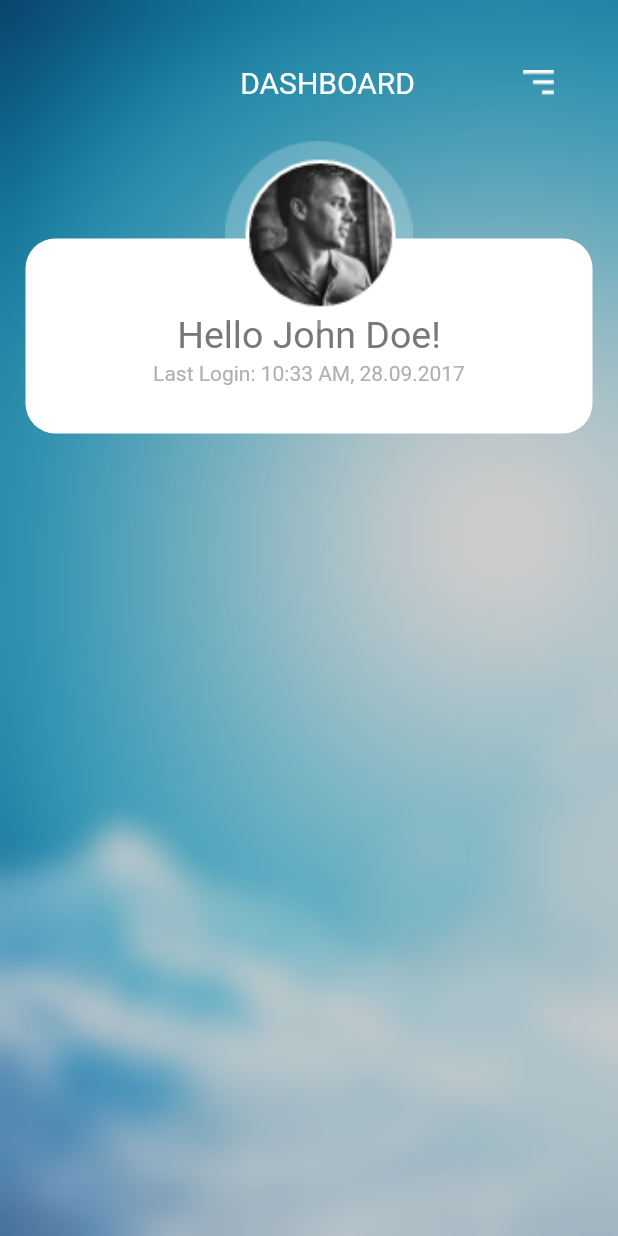
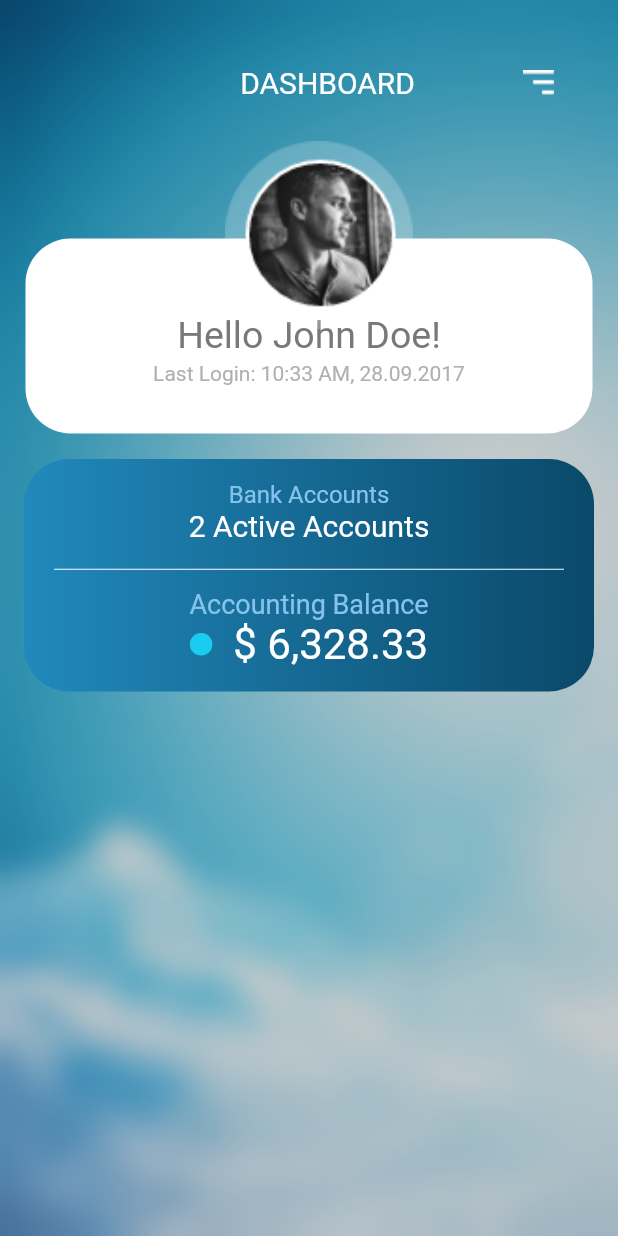
Before and after one commit to aya-hasoneh/bank-system, a Flutter app: the HomePage screen opened directly, on a phone screen of 412 x 824 dp. Run offline on Flutter 3.47's test engine with Material 2 defaults, Android fonts, the light colour scheme and no system bars.

Commit message:
home page

```diff
--- a/lib/screens/home/home_screen.dart
+++ b/lib/screens/home/home_screen.dart
@@ -26,24 +26,27 @@ class HomePage extends StatelessWidget {
                       Padding(
                         padding:
                             const EdgeInsets.only(top: 80, left: 17, right: 17),
-
                         child: Container(
                           height: 130,
                           width: 380,
                           decoration: BoxDecoration(
                               color: Colors.white,
-                              borderRadius: BorderRadius.circular(20)),
-
-                          child: Column(
-                            children: const [
-                              SizedBox(height: 50,),
+                              borderRadius: BorderRadius.circular(30)),
+                          child: Column(children: const [
+                            SizedBox(
+                              height: 50,
+                            ),
                             Text(
                               "Hello John Doe!",
-                              style: TextStyle(fontSize: 25,color: Color(0xff777879)),
+                              style: TextStyle(
+                                  fontSize: 25, color: Color(0xff777879)),
                             ),
                             Padding(
                               padding: EdgeInsets.only(top: 3),
-                              child: Text("Last Login: 10:33 AM, 28.09.2017",style: TextStyle(color: Color(0xffAEB1B3)),),
+                              child: Text(
+                                "Last Login: 10:33 AM, 28.09.2017",
+                                style: TextStyle(color: Color(0xffAEB1B3)),
+                              ),
                             ),
                           ]),
                         ),
@@ -59,6 +62,68 @@ class HomePage extends StatelessWidget {
                   ),
                 ],
               ),
+              const SizedBox(
+                height: 17,
+              ),
+              Container(
+                height: 155,
+                width: 380,
+                decoration: BoxDecoration(
+                    gradient: const LinearGradient(
+                        colors: [Color(0xff2189BC), Color(0xff0A496A)]),
+                    borderRadius: BorderRadius.circular(30)),
+                child: Padding(
+                  padding: const EdgeInsets.only(top: 14),
+                  child: Column(
+                    children:  [
+                    const  Text(
+                        "Bank Accounts",
+                        style:
+                            TextStyle(color: Color(0xff85C3EC), fontSize: 16),
+                      ),
+                   const   Text(
+                        "2 Active Accounts",
+                        style: TextStyle(color: Colors.white, fontSize: 20),
+                      ),
+                     const Padding(
+                        padding: EdgeInsets.only(top: 15,left: 20,right: 20),
+                        child: Divider(height: 5,color: Colors.white,),
+                      ),
+                     const  Padding(
+                         padding: EdgeInsets.only(top: 10),
+                         child: Text(
+                          "Accounting Balance",
+                          style:
+                              TextStyle(color: Color(0xff85C3EC), fontSize: 18),
+                      ),
+
+
+                       ),
+
+                  Row(mainAxisAlignment: MainAxisAlignment.center,
+
+                    children:  [
+                    Container(
+      width: 15,
+      height: 15,
+      decoration: const BoxDecoration(
+        color: Color(0xff1ACDF0),
+        shape: BoxShape.circle,
+      ),),
+      const SizedBox(width: 14,),
+
+                 const   Text(
+                           "\$ 6,328.33",
+                          style: TextStyle(color: Colors.white, fontSize: 28),
+                       ),],)
+
+
+
+
+                    ]
+                  ),
+                ),
+              ),
             ],
           ),
         ],
```
